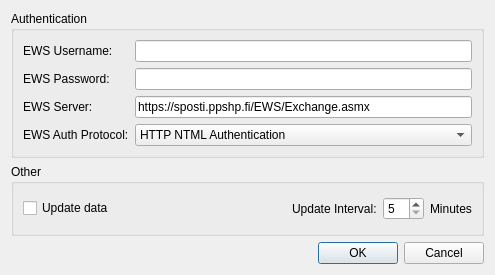
Above: Calendar-Infoscreen/ui/Preferences.ui from karivatj/Script-Tools before the change. Below: the same form after it.
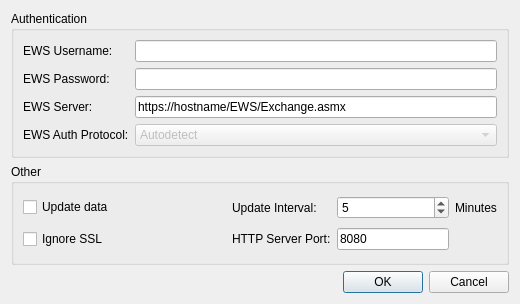
That is the form after the change.

Commit message: New fields for defining port and SSL ignore

```diff
--- a/Calendar-Infoscreen/ui/Preferences.ui
+++ b/Calendar-Infoscreen/ui/Preferences.ui
@@ -6,8 +6,8 @@
    <rect>
     <x>0</x>
     <y>0</y>
-    <width>495</width>
-    <height>275</height>
+    <width>520</width>
+    <height>304</height>
    </rect>
   </property>
   <property name="windowTitle">
@@ -57,12 +57,20 @@
       <item row="3" column="1">
        <widget class="QLineEdit" name="lineServer">
         <property name="text">
-         <string>https://sposti.ppshp.fi/EWS/Exchange.asmx</string>
+         <string>https://hostname/EWS/Exchange.asmx</string>
         </property>
        </widget>
       </item>
       <item row="4" column="1">
        <widget class="QComboBox" name="comboBox">
+        <property name="enabled">
+         <bool>false</bool>
+        </property>
+        <item>
+         <property name="text">
+          <string>Autodetect</string>
+         </property>
+        </item>
         <item>
          <property name="text">
           <string>HTTP NTML Authentication</string>
@@ -86,38 +94,38 @@
       <string>Other</string>
      </property>
      <layout class="QGridLayout" name="gridLayout">
-      <item row="0" column="0">
-       <widget class="QCheckBox" name="chkUpdateData">
-        <property name="text">
-         <string>Update data</string>
-        </property>
-       </widget>
-      </item>
-      <item row="0" column="4">
-       <widget class="QLabel" name="lblMinutes">
-        <property name="text">
-         <string>Minutes</string>
-        </property>
-       </widget>
-      </item>
-      <item row="0" column="3">
+      <item row="0" column="6">
        <widget class="QSpinBox" name="spinInterval">
         <property name="minimum">
-         <number>5</number>
+         <number>1</number>
         </property>
         <property name="value">
          <number>5</number>
         </property>
        </widget>
       </item>
-      <item row="0" column="2">
+      <item row="0" column="7">
+       <widget class="QLabel" name="lblMinutes">
+        <property name="text">
+         <string>Minutes</string>
+        </property>
+       </widget>
+      </item>
+      <item row="0" column="1">
+       <widget class="QCheckBox" name="chkUpdateData">
+        <property name="text">
+         <string>Update data</string>
+        </property>
+       </widget>
+      </item>
+      <item row="0" column="5">
        <widget class="QLabel" name="lblInterval">
         <property name="text">
          <string>Update Interval:</string>
         </property>
        </widget>
       </item>
-      <item row="0" column="1">
+      <item row="0" column="4">
        <spacer name="horizontalSpacer">
         <property name="orientation">
          <enum>Qt::Horizontal</enum>
@@ -130,6 +138,49 @@
         </property>
        </spacer>
       </item>
+      <item row="1" column="1">
+       <widget class="QCheckBox" name="chkSSL">
+        <property name="text">
+         <string>Ignore SSL</string>
+        </property>
+       </widget>
+      </item>
+      <item row="1" column="6">
+       <widget class="QLineEdit" name="linePort">
+        <property name="inputMethodHints">
+         <set>Qt::ImhFormattedNumbersOnly</set>
+        </property>
+        <property name="text">
+         <string>8080</string>
+        </property>
+        <property name="maxLength">
+         <number>5</number>
+        </property>
+        <property name="frame">
+         <bool>true</bool>
+        </property>
+       </widget>
+      </item>
+      <item row="1" column="4">
+       <spacer name="horizontalSpacer_2">
+        <property name="orientation">
+         <enum>Qt::Horizontal</enum>
+        </property>
+        <property name="sizeHint" stdset="0">
+         <size>
+          <width>40</width>
+          <height>20</height>
+         </size>
+        </property>
+       </spacer>
+      </item>
+      <item row="1" column="5">
+       <widget class="QLabel" name="label_2">
+        <property name="text">
+         <string>HTTP Server Port:</string>
+        </property>
+       </widget>
+      </item>
      </layout>
     </widget>
    </item>
```
